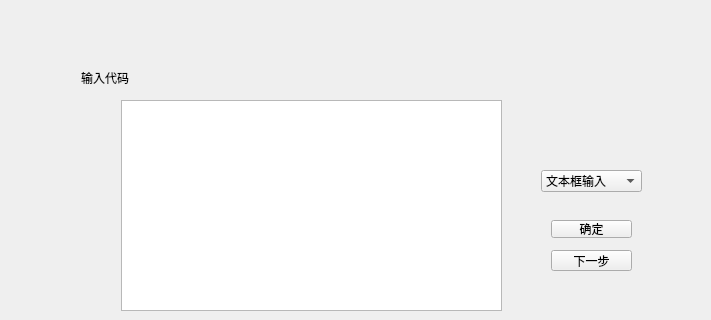
First picture: the form in mainwindow.ui, repository lh2080028463/Compiler, before the edit; both pictures show x 89 to 800 and y 0 to 320 of the 800 by 600 pixel window.
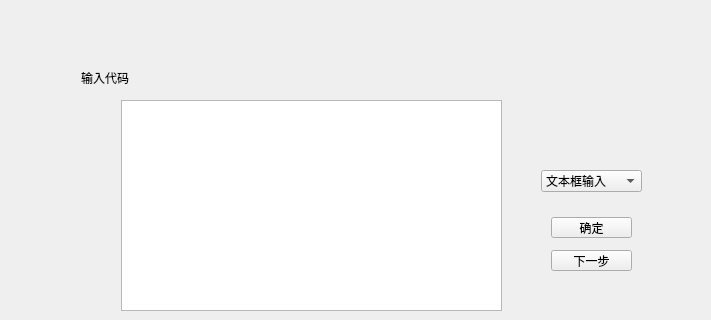
Second picture: the form after the edit.

```diff
--- a/mainwindow.ui
+++ b/mainwindow.ui
@@ -29,7 +29,7 @@
      <rect>
       <x>170</x>
       <y>70</y>
-      <width>51</width>
+      <width>81</width>
       <height>16</height>
      </rect>
     </property>
@@ -64,9 +64,9 @@
     <property name="geometry">
      <rect>
       <x>640</x>
-      <y>220</y>
+      <y>217</y>
       <width>81</width>
-      <height>18</height>
+      <height>21</height>
      </rect>
     </property>
     <property name="text">
@@ -106,6 +106,30 @@
      <string>下一步</string>
     </property>
    </widget>
+   <widget class="QLabel" name="label_3">
+    <property name="geometry">
+     <rect>
+      <x>8</x>
+      <y>8</y>
+      <width>791</width>
+      <height>561</height>
+     </rect>
+    </property>
+    <property name="styleSheet">
+     <string notr="true"/>
+    </property>
+    <property name="text">
+     <string/>
+    </property>
+   </widget>
+   <zorder>label_3</zorder>
+   <zorder>textEdit</zorder>
+   <zorder>label</zorder>
+   <zorder>textBrowser</zorder>
+   <zorder>label_2</zorder>
+   <zorder>inputButton</zorder>
+   <zorder>comboBox</zorder>
+   <zorder>nextButton</zorder>
   </widget>
   <widget class="QMenuBar" name="menubar">
    <property name="geometry">
```
Left out of the diff: 2 changed lines with no effect on the pictures.
